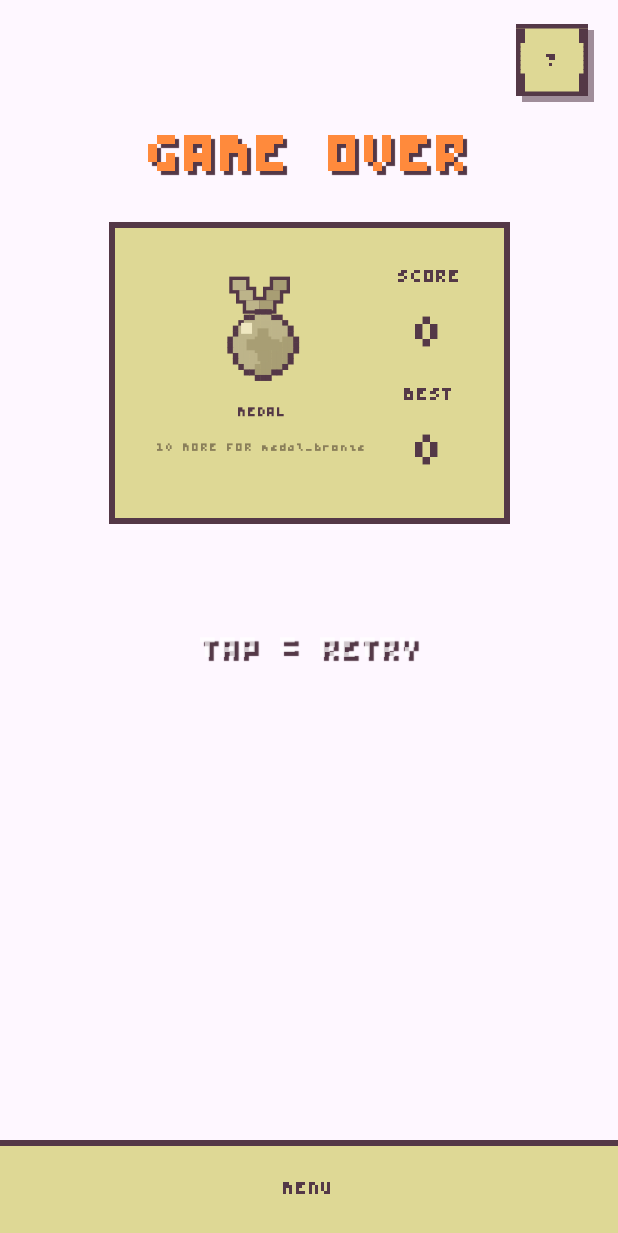
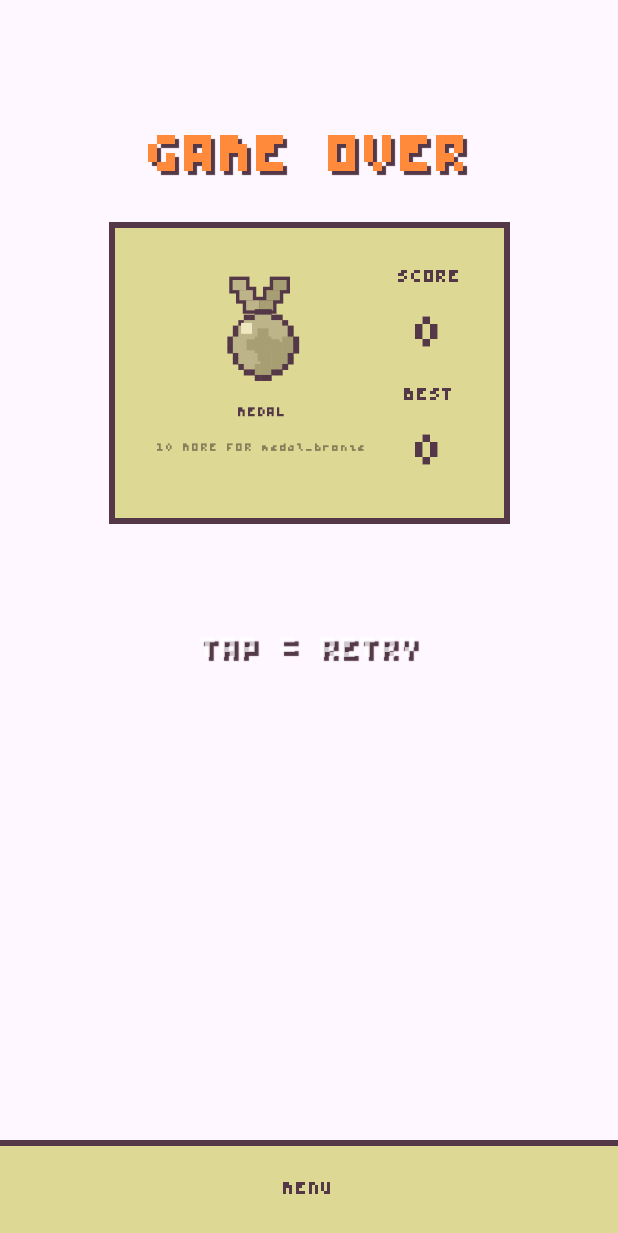
Before and after one commit to robinrehbein/dottie., an Android app built with Jetpack Compose: the composable GameOverOverlay called with empty values, on a phone screen of 412 x 824 dp. Shown: the top 1233 px of the screen. Run offline under Robolectric (Android 15) with nearby library versions, the phone set to English and light mode, and no system bars; our stand-ins replace Compose Multiplatform resources; 14 statements that could not run were skipped.

Commit message:
AP-31: „?“ im Game-Over entfernt, Hilfe über die Einstellungen
Plan 7.3 und 8.5 AP-31: Todesursache (AP-11) und die Bomben-Lektion
(AP-12) erklären den Tod jetzt selbst, das „?“ oben rechts im Game-Over
entfällt. Die Hilfe bleibt unter HILFE in den Einstellungen.

- GameOverOverlay: HelpCornerButton und Parameter onHelp entfernt.
- GameScreen: onHelp beim Game-Over-Aufruf entfernt.
- BedienungTest: Die Leiste hat nur noch MENÜ und TEILEN (2 statt 3
  Knöpfe), denn das „?“ ist planmäßig weg.
- ScreenshotRenderer: Schritt 04 öffnet die Hilfe über Einstellungen →
  HILFE. Der Satz läuft über ProbeScene (Knöpfe nach Beschriftung,
  eine Zeichenfläche statt eines Skia-Bilds je Frame, Wunsch AP-22) und
  zusätzlich in 720x1280. 07-skins.png heißt jetzt 07-sammlung.png
  (Wunsch AP-15).

Co-Authored-By: Claude Opus 5.5 <noreply@anthropic.com>
Claude-Session: https://claude.ai/code/session_013VkqFpm8tZ4jaukoH17pQc

```diff
--- a/ui/src/commonMain/kotlin/de/robinrehbein/punkt/ui/screens/GameOverOverlay.kt
+++ b/ui/src/commonMain/kotlin/de/robinrehbein/punkt/ui/screens/GameOverOverlay.kt
@@ -72,24 +72,10 @@ import de.robinrehbein.punkt.ui.world.TextDark
 import org.jetbrains.compose.resources.stringArrayResource
 import org.jetbrains.compose.resources.stringResource
 
-// Das Game-Over mit Hilfe-Ecke und Spott-Texten. Bis v2.27 Teil von
-// GameOverlays.kt (aufgeteilt nach Plan 8.4).
-
-/** Kleiner "?"-Knopf oben rechts, öffnet die Spiel-Erklärung. */
-@Composable
-private fun HelpCornerButton(onHelp: () -> Unit, modifier: Modifier = Modifier) {
-    PixelButton(
-        text = "?",
-        onClick = onHelp,
-        backgroundColor = PanelSand,
-        borderColor = TextDark,
-        textColor = TextDark,
-        width = 48.dp,
-        height = 48.dp,
-        borderWidth = 3.dp,
-        modifier = modifier
-    )
-}
+// Das Game-Over mit Spott-Texten. Bis v2.27 Teil einer gemeinsamen
+// Overlay-Datei (aufgeteilt nach Plan 8.4). Das „?“ oben rechts ist weg
+// (Plan 7.3): Todesursache und Twist-Lektion erklären den Tod, die Hilfe
+// liegt in den Einstellungen.
 
 @Composable
 fun GameOverOverlay(
@@ -113,7 +99,6 @@ fun GameOverOverlay(
     /** null = diese Plattform kann nicht teilen; dann faellt der Knopf weg. */
     onShare: (() -> Unit)?,
     onMenu: () -> Unit,
-    onHelp: () -> Unit,
     /**
      * Der Rahmen um die Punkte-Box — der, den auch die geteilte Karte
      * traegt. Die Vorgabe ist der Bestand: Wer diese Zeile nicht setzt,
@@ -150,13 +135,6 @@ fun GameOverOverlay(
                 .fillMaxSize()
                 .windowInsetsPadding(WindowInsets.systemBars)
         ) {
-            HelpCornerButton(
-                onHelp = onHelp,
-                modifier = Modifier
-                    .align(Alignment.TopEnd)
-                    .padding(16.dp)
-            )
-
             // Oben verankert statt zentriert: Jede Zusatzzeile (Medaille, Skin,
             // Twist, Ziel) wächst nach unten und schiebt nichts mehr, was man
             // sich merken muss. Alles hier oben heißt „nochmal“.
--- a/ui/src/commonMain/kotlin/de/robinrehbein/punkt/ui/screens/GameScreen.kt
+++ b/ui/src/commonMain/kotlin/de/robinrehbein/punkt/ui/screens/GameScreen.kt
@@ -911,7 +911,6 @@ private fun GameScreenContent(
                         }
                     },
                     onMenu = { backToMenu() },
-                    onHelp = { showHelp = true },
                     cause = {
                         // == AP-11 todesursache ==
                         DeathCauseSmall(deathCause)
```
Also changed, not shown: 2 other files.
